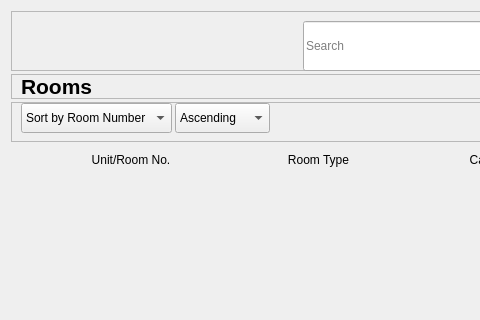
Qt form ui_files/rooms_page.ui (xbryan25/hotel-management-system) before a commit; both pictures show x 0 to 480 and y 0 to 320 of the 1030 by 750 pixel window.
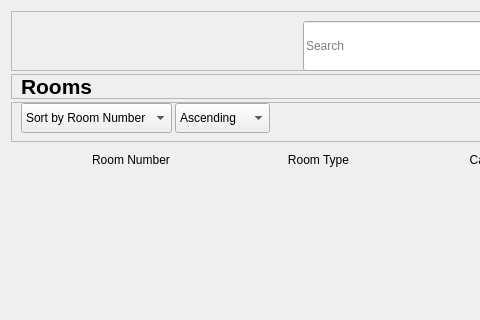
The same form after that commit. The open tabs and pages were chosen to show the change.

Commit message: fix(rooms_page): fix pagination not working on both list_view and grid_view

What changed in the file:
```diff
--- a/ui_files/rooms_page.ui
+++ b/ui_files/rooms_page.ui
@@ -577,7 +577,7 @@
              <number>0</number>
             </property>
             <property name="text">
-             <string>Unit/Room No.</string>
+             <string>Room Number</string>
             </property>
             <property name="alignment">
              <set>Qt::AlignCenter</set>
```
Left out of the diff: 4 changed lines with no effect on the pictures. The commit also changes 5 other files.
